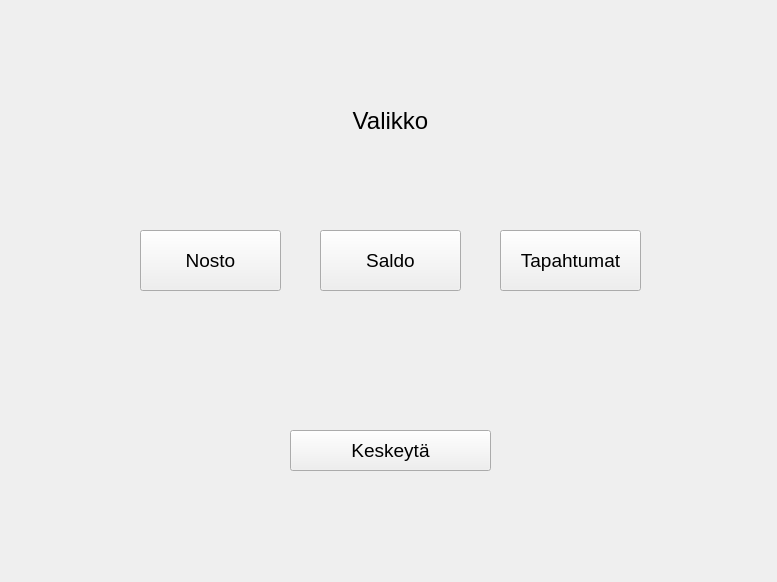
First picture: the form in bank_automat/menu.ui, repository tvt20kmo-ohjelmistokehitysprojekti/Group11, before the edit.
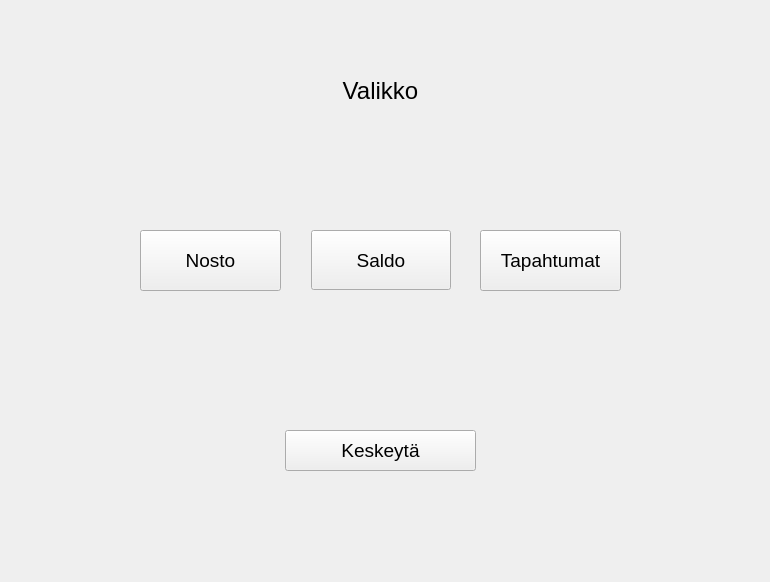
Second picture: the form after the edit.

The edit to the form file:
```diff
--- a/bank_automat/menu.ui
+++ b/bank_automat/menu.ui
@@ -6,7 +6,7 @@
    <rect>
     <x>0</x>
     <y>0</y>
-    <width>777</width>
+    <width>770</width>
     <height>582</height>
    </rect>
   </property>
@@ -21,10 +21,10 @@
   <widget class="QLabel" name="label">
    <property name="geometry">
     <rect>
-     <x>320</x>
-     <y>80</y>
-     <width>141</width>
-     <height>81</height>
+     <x>280</x>
+     <y>60</y>
+     <width>201</width>
+     <height>61</height>
     </rect>
    </property>
    <property name="font">
@@ -59,10 +59,10 @@
   <widget class="QPushButton" name="btnBalance">
    <property name="geometry">
     <rect>
-     <x>320</x>
+     <x>311</x>
      <y>230</y>
-     <width>141</width>
-     <height>61</height>
+     <width>140</width>
+     <height>60</height>
     </rect>
    </property>
    <property name="text">
@@ -72,7 +72,7 @@
   <widget class="QPushButton" name="btnAction">
    <property name="geometry">
     <rect>
-     <x>500</x>
+     <x>480</x>
      <y>230</y>
      <width>141</width>
      <height>61</height>
@@ -85,9 +85,9 @@
   <widget class="QPushButton" name="btnClose">
    <property name="geometry">
     <rect>
-     <x>290</x>
+     <x>285</x>
      <y>430</y>
-     <width>201</width>
+     <width>191</width>
      <height>41</height>
     </rect>
    </property>
```
